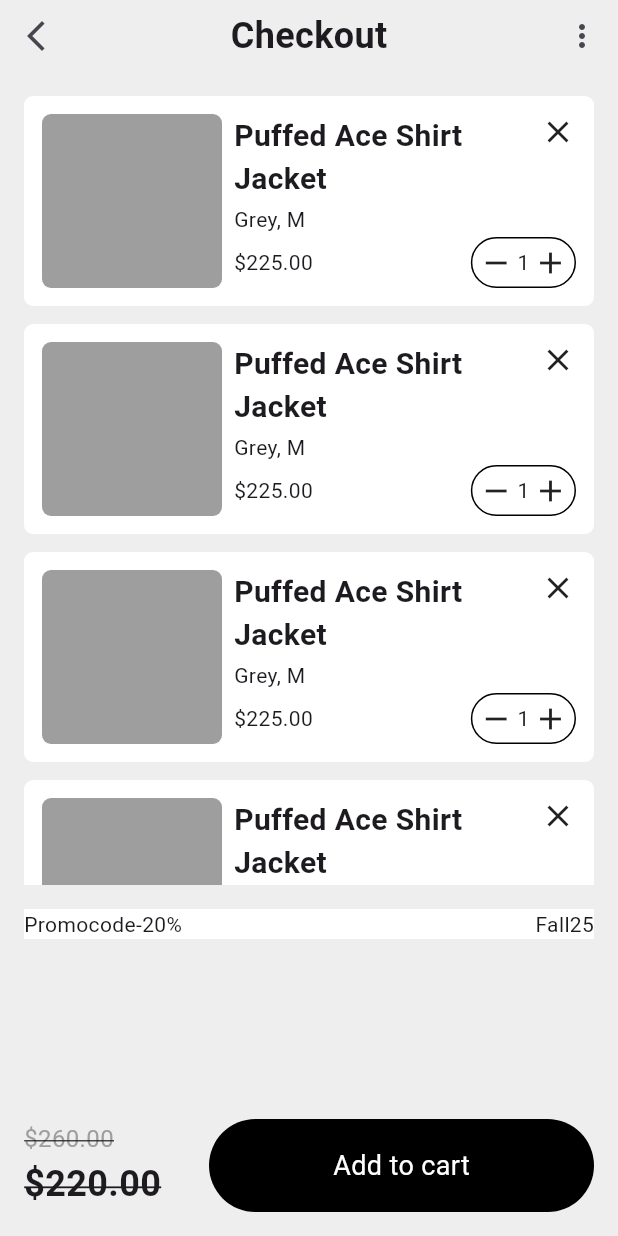
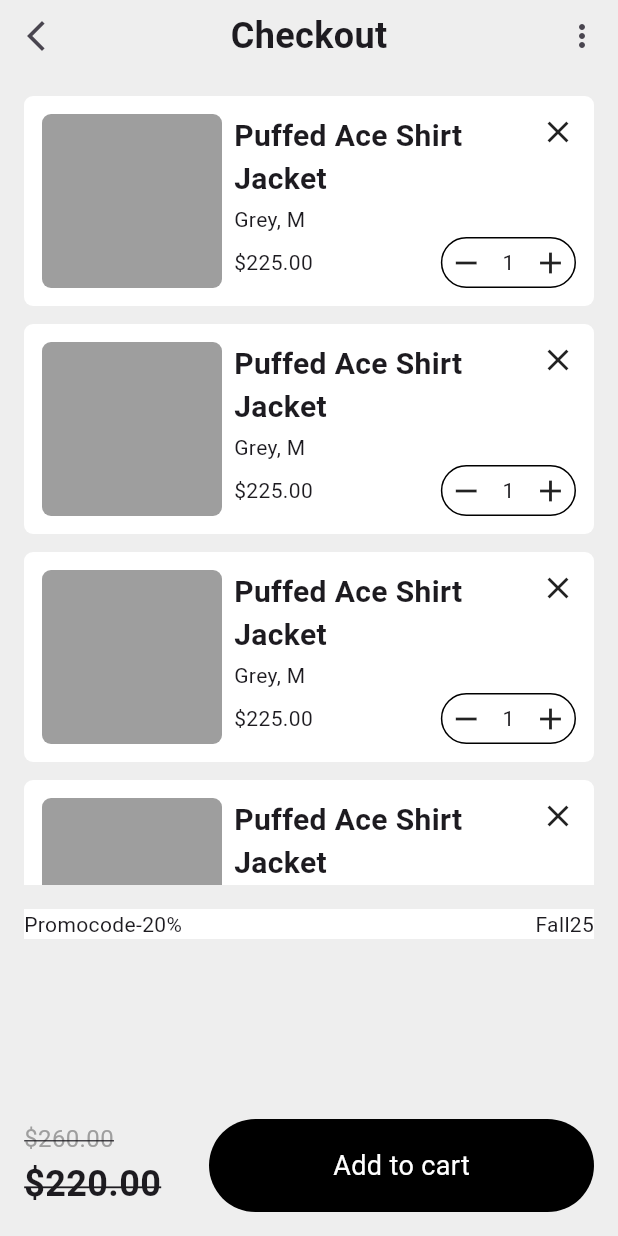
Before and after one commit to JAICHANGPARK/flutter_notebook_chapter_49, a Flutter app: the ECommerceCheckoutPage screen opened directly, on a phone screen of 412 x 824 dp. Run offline on Flutter 3.47's test engine with Material 3 defaults, Android fonts, the phone set to English and light mode, and no system bars; our stand-ins replace dots_indicator, gap, google_fonts; Roboto replaces fonts that are missing (Akshar).

Commit message:
Update e_commerce_checkout_page.dart

```diff
--- a/lib/ep2451_e_commerce_app/ui/e_commerce_checkout_page.dart
+++ b/lib/ep2451_e_commerce_app/ui/e_commerce_checkout_page.dart
@@ -98,7 +98,7 @@ class _ECommerceCheckoutPageState extends State<ECommerceCheckoutPage> {
                                             ),
                                             padding: .symmetric(horizontal: 4, vertical: 4),
                                             child: Row(
-                                              spacing: 2,
+                                              spacing: 12,
                                               children: [
                                                 Icon(Icons.remove),
                                                 Text("1"),
```
